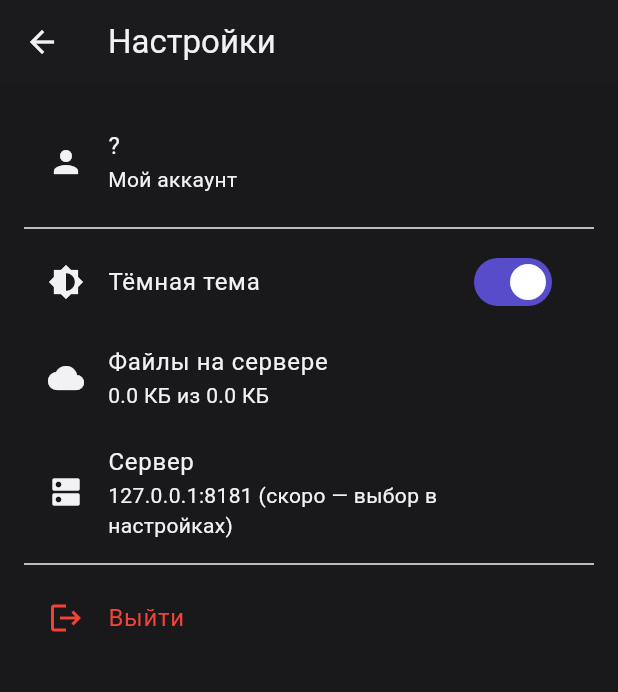
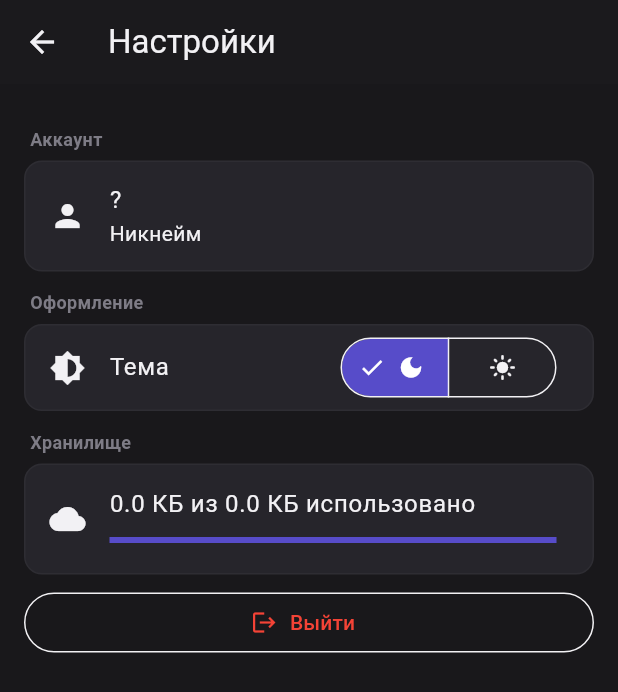
Before and after one commit to rafaelisraelyan/grchat_client, a Flutter app: the SettingsScreen screen opened directly, on a phone screen of 412 x 824 dp. Shown: the top 692 px of the screen. Run offline on Flutter 3.47's test engine with Material 3 defaults, Android fonts, the phone set to English and light mode, and no system bars; our stand-ins replace file_picker, flutter_riverpod, riverpod.

Commit message:
Stage 8: settings sections, segmented code input with paste and cooldown

```diff
--- a/lib/src/settings/settings_screen.dart
+++ b/lib/src/settings/settings_screen.dart
@@ -2,6 +2,7 @@ import 'package:flutter/material.dart';
 import 'package:flutter_riverpod/flutter_riverpod.dart';
 
 import '../app/providers.dart';
+import '../app/theme.dart';
 
 final storageUsageProvider = FutureProvider<Map<String, int>>((ref) async {
   final s = ref.watch(sessionProvider);
@@ -25,48 +26,32 @@ class SettingsScreen extends ConsumerWidget {
 
   @override
   Widget build(BuildContext context, WidgetRef ref) {
-    final mode = ref.watch(themeModeProvider);
-    final usage = ref.watch(storageUsageProvider);
-    final session = ref.watch(sessionProvider);
     return Scaffold(
       appBar: AppBar(title: const Text('Настройки')),
-      body: ListView(
+      body: Center(
+        child: ConstrainedBox(
+          constraints: const BoxConstraints(maxWidth: 560),
+          child: ListView(
             padding: const EdgeInsets.all(16),
             children: [
-          ListTile(
-            leading: const Icon(Icons.person),
-            title: Text(session?.nick ?? '?'),
-            subtitle: const Text('Мой аккаунт'),
-          ),
-          const Divider(),
-          SwitchListTile(
-            secondary: const Icon(Icons.brightness_6),
-            title: const Text('Тёмная тема'),
-            value: mode == ThemeMode.dark,
-            onChanged: (_) =>
-                ref.read(themeModeProvider.notifier).toggle(),
-          ),
-          ListTile(
-            leading: const Icon(Icons.cloud),
-            title: const Text('Файлы на сервере'),
-            subtitle: usage.when(
-              data: (u) => Text(
-                  '${_size(u['used_bytes']!)} из ${_size(u['quota_bytes']!)}'),
-              loading: () => const Text('…'),
-              error: (_, _) => const Text('—'),
-            ),
-          ),
-          const ListTile(
-            leading: Icon(Icons.dns),
-            title: Text('Сервер'),
-            subtitle: Text('127.0.0.1:8181 (скоро — выбор в настройках)'),
-          ),
-          const Divider(),
-          ListTile(
-            leading: const Icon(Icons.logout, color: Colors.red),
-            title:
-                const Text('Выйти', style: TextStyle(color: Colors.red)),
-            onTap: () async {
+              _section(context, 'Аккаунт', [
+                _row(context,
+                    icon: Icons.person,
+                    title: ref.watch(sessionProvider)?.nick ?? '?',
+                    subtitle: 'Никнейм'),
+              ]),
+              _section(context, 'Оформление', [
+                _themeRow(context, ref),
+              ]),
+              _section(context, 'Хранилище', [
+                _storageRow(ref),
+              ]),
+              const SizedBox(height: 8),
+              OutlinedButton.icon(
+                icon: const Icon(Icons.logout, color: Colors.red),
+                label: const Text('Выйти',
+                    style: TextStyle(color: Colors.red)),
+                onPressed: () async {
                   await ref.read(connectionProvider).dispose();
                   ref.read(sessionProvider.notifier).set(null);
                   if (context.mounted) Navigator.pop(context);
@@ -74,6 +59,90 @@ class SettingsScreen extends ConsumerWidget {
               ),
             ],
           ),
+        ),
+      ),
+    );
+  }
+
+  Widget _section(BuildContext context, String title, List<Widget> rows) {
+    final c = GrchatColors.of(context);
+    return Column(crossAxisAlignment: CrossAxisAlignment.start, children: [
+      Padding(
+        padding: const EdgeInsets.fromLTRB(4, 12, 4, 6),
+        child: Text(title,
+            style: TextStyle(
+                fontSize: 12,
+                fontWeight: FontWeight.w700,
+                color: c.textMuted)),
+      ),
+      Container(
+        decoration: BoxDecoration(
+            color: c.surface,
+            borderRadius: BorderRadius.circular(12),
+            border: Border.all(color: c.borderSubtle)),
+        child: Column(children: rows),
+      ),
+    ]);
+  }
+
+  Widget _row(BuildContext context,
+      {required IconData icon,
+      required String title,
+      required String subtitle}) {
+    return ListTile(
+      leading: Icon(icon),
+      title: Text(title),
+      subtitle: Text(subtitle),
+    );
+  }
+
+  Widget _themeRow(BuildContext context, WidgetRef ref) {
+    final mode = ref.watch(themeModeProvider);
+    return ListTile(
+      leading: const Icon(Icons.brightness_6),
+      title: const Text('Тема'),
+      trailing: SegmentedButton<ThemeMode>(
+        segments: const [
+          ButtonSegment(
+              value: ThemeMode.dark,
+              icon: Icon(Icons.dark_mode, size: 18)),
+          ButtonSegment(
+              value: ThemeMode.light,
+              icon: Icon(Icons.light_mode, size: 18)),
+        ],
+        selected: {mode == ThemeMode.system ? ThemeMode.dark : mode},
+        onSelectionChanged: (s) {
+          final want = s.first;
+          final cur = ref.read(themeModeProvider);
+          if ((cur == ThemeMode.dark) != (want == ThemeMode.dark)) {
+            ref.read(themeModeProvider.notifier).toggle();
+          }
+        },
+      ),
+    );
+  }
+
+  Widget _storageRow(WidgetRef ref) {
+    final usage = ref.watch(storageUsageProvider);
+    return usage.when(
+      data: (u) {
+        final used = u['used_bytes']!;
+        final quota = u['quota_bytes']!;
+        final frac = quota == 0 ? 0.0 : (used / quota).clamp(0.0, 1.0);
+        return ListTile(
+          leading: const Icon(Icons.cloud),
+          title: Text(
+              '${_size(used)} из ${_size(quota)} использовано'),
+          subtitle: Padding(
+            padding: const EdgeInsets.only(top: 8),
+            child: LinearProgressIndicator(value: frac),
+          ),
+        );
+      },
+      loading: () => const ListTile(
+          leading: Icon(Icons.cloud), title: Text('…')),
+      error: (_, _) => const ListTile(
+          leading: Icon(Icons.cloud), title: Text('—')),
     );
   }
 
```
Also changed, not shown: lib/src/auth/auth_screen.dart (+70 -7 lines), lib/src/widgets/code_input.dart (added, +96 -0 lines), 2 other files. Lines whose indentation alone changed are shown as unchanged.
